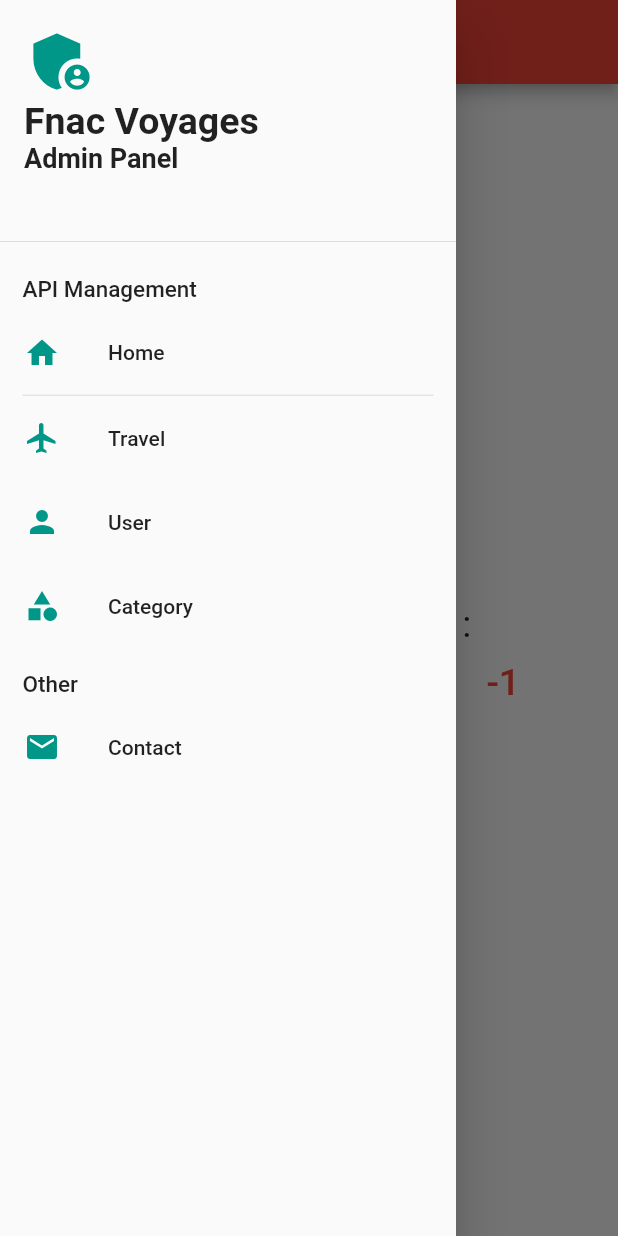
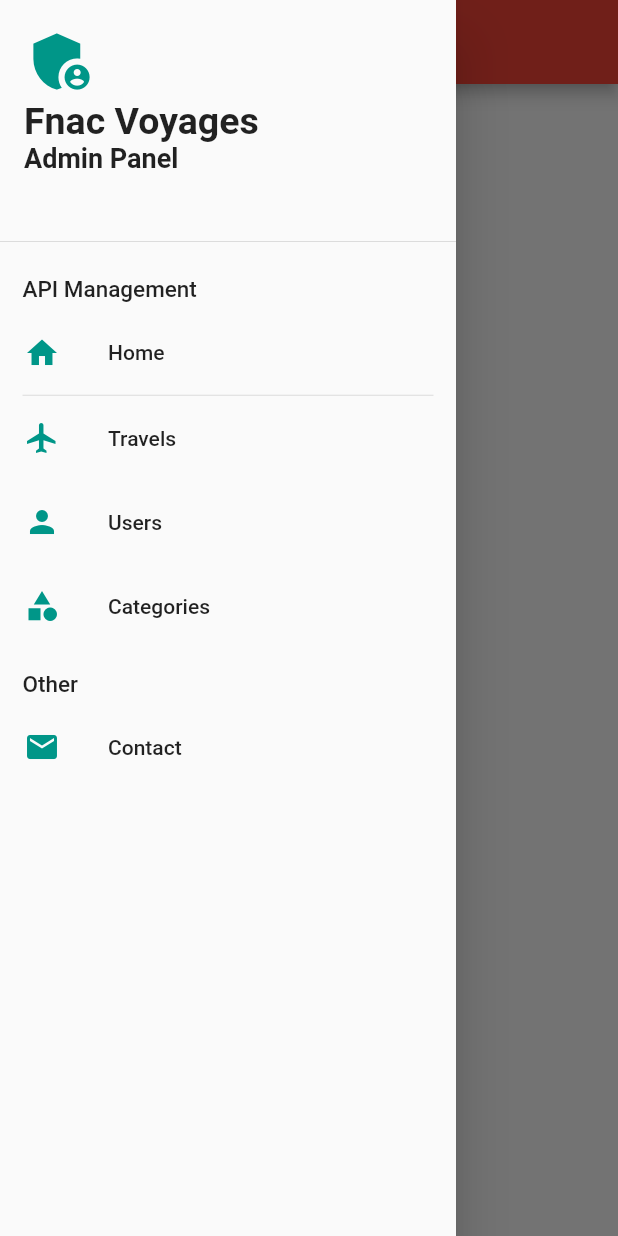
Before and after one commit to CFA-Students/fnac_admin, a Flutter app: the screen it shows after launch, with the side drawer open, on a phone screen of 412 x 824 dp. Run offline on Flutter 3.47's test engine with Material 2 defaults, Android fonts, the light colour scheme and no system bars; our stand-ins replace flutter_bloc.

Commit message:
removed home counter logic + added travels pages (not working)

```diff
--- a/lib/main.dart
+++ b/lib/main.dart
@@ -5,10 +5,12 @@
 
 void main() {
   Bloc.observer = AppBlocObserver();
-  runApp(PpeAdminApp());
+  runApp(const PpeAdminApp());
 }
 
 class PpeAdminApp extends StatelessWidget {
+  const PpeAdminApp();
+
   @override
   Widget build(BuildContext context) {
     return MaterialApp(
--- a/lib/routes/home/home_event.dart
+++ /dev/null
@@ -1,16 +0,0 @@
-import 'package:equatable/equatable.dart';
-
-abstract class CounterEvent extends Equatable {
-  const CounterEvent();
-
-  @override
-  List<Object> get props => [];
-}
-
-class Increment extends CounterEvent {
-  const Increment();
-}
-
-class Decrement extends CounterEvent {
-  const Decrement();
-}
--- a/lib/routes/home/home_page.dart
+++ b/lib/routes/home/home_page.dart
@@ -1,78 +1,30 @@
 // import 'package:flushbar/flushbar.dart';
 import 'package:flutter/material.dart';
-import 'package:flutter_bloc/flutter_bloc.dart';
 
 import '../../routing/drawer_menu.dart';
-import './home_bloc.dart';
-import './home_event.dart';
-import './home_state.dart';
 
 class HomePage extends StatelessWidget {
-  final String title;
+  final title = 'Home';
 
-  const HomePage({Key key, this.title = 'Home page'}) : super(key: key);
+  const HomePage({Key key}) : super(key: key);
 
   @override
   Widget build(BuildContext context) {
     return Scaffold(
-      appBar: AppBar(
-        title: Text(title),
-      ),
-      body: Center(
-        child: BlocProvider<CounterBloc>(
-          // le Bloc à charger
-          create: (_) => CounterBloc(),
-          // et à chaque changement du Bloc (= données), ça va update automatiquement
-          child: const ButtonsAndText(),
-        ),
-      ),
+      appBar: AppBar(title: Text(title)),
       drawer: const DrawerMenu(),
+      body: const Center(child: const HomePageContent()),
     );
   }
 }
 
-class ButtonsAndText extends StatelessWidget {
-  const ButtonsAndText();
+class HomePageContent extends StatelessWidget {
+  const HomePageContent();
 
   Widget build(BuildContext context) {
-    // ignore: close_sinks
-    final counterBloc = context.read<CounterBloc>();
-
     return Column(
       mainAxisAlignment: MainAxisAlignment.center,
-      children: <Widget>[
-        const Text('Compteur basique :', style: const TextStyle(fontSize: 25)),
-        Row(
-          mainAxisAlignment: MainAxisAlignment.spaceAround,
-          children: [
-            TextButton(
-              // envoi de l'event "Increment"
-              onPressed: () => counterBloc.add(const Increment()),
-              child: const Text(
-                "+1",
-                style: const TextStyle(color: Colors.green, fontSize: 25),
-              ),
-            ),
-            // Affichage du state toujours à jour
-            BlocBuilder<CounterBloc, CounterState>(
-              builder: (context, state) {
-                return Text(
-                  "${state.count}",
-                  style: const TextStyle(fontSize: 30),
-                );
-              },
-            ),
-            TextButton(
-              // envoi de l'event "Decrement"
-              onPressed: () => counterBloc.add(const Decrement()),
-              child: const Text(
-                "-1",
-                style: const TextStyle(color: Colors.red, fontSize: 25),
-              ),
-            ),
-          ],
-        ),
-      ],
+      children: <Widget>[Text('Home Content')],
     );
   }
 }
--- a/lib/routes/home/home_state.dart
+++ /dev/null
@@ -1,10 +0,0 @@
-import 'package:equatable/equatable.dart';
-
-class CounterState extends Equatable {
-  final int count;
-
-  const CounterState(this.count);
-
-  @override
-  List<Object> get props => [count];
-}
--- a/lib/routing/drawer_menu.dart
+++ b/lib/routing/drawer_menu.dart
@@ -32,27 +32,25 @@
               Icons.flight,
               color: Colors.teal,
             ),
-            title: const Text('Travel'),
+            title: const Text('Travels'),
             onTap: () =>
-                Navigator.of(context)?.pushNamed(RouteGenerator.homePage),
+                Navigator.of(context)?.pushNamed(RouteGenerator.travelsPage),
           ),
           ListTile(
             leading: const Icon(
               Icons.person,
               color: Colors.teal,
             ),
-            title: const Text('User'),
-            onTap: () =>
-                Navigator.of(context)?.pushNamed(RouteGenerator.homePage),
+            title: const Text('Users'),
+            onTap: () => {},
           ),
           ListTile(
             leading: const Icon(
               Icons.category,
               color: Colors.teal,
             ),
-            title: const Text('Category'),
-            onTap: () =>
-                Navigator.of(context)?.pushNamed(RouteGenerator.homePage),
+            title: const Text('Categories'),
+            onTap: () => {},
           ),
           const DrawerSectionTitle('Other'),
           ListTile(
@@ -61,8 +59,7 @@
               color: Colors.teal,
             ),
             title: const Text('Contact'),
-            onTap: () =>
-                Navigator.of(context)?.pushNamed(RouteGenerator.homePage),
+            onTap: () => {},
           ),
         ],
       ),
--- a/lib/routing/routes.dart
+++ b/lib/routing/routes.dart
@@ -1,10 +1,11 @@
 import 'package:flutter/material.dart';
+import 'package:ppe_admin/routes/travels/travels_page.dart';
 
 import '../routes/home/home_page.dart';
 
 class RouteGenerator {
   static const homePage = '/';
-  static const passwordGeneratorPage = '/password-generator';
+  static const travelsPage = '/travels';
 
   RouteGenerator._();
 
@@ -12,6 +13,8 @@
     switch (settings.name) {
       case homePage:
         return MaterialPageRoute(builder: (_) => const HomePage());
+      case travelsPage:
+        return MaterialPageRoute(builder: (_) => const TravelsPage());
       default:
         throw FormatException("Routes not found");
     }
```
Also changed, not shown: lib/routes/home/home_bloc.dart (deleted, +0 -26 lines), lib/routes/travels/travels_page.dart (added, +60 -0 lines).
